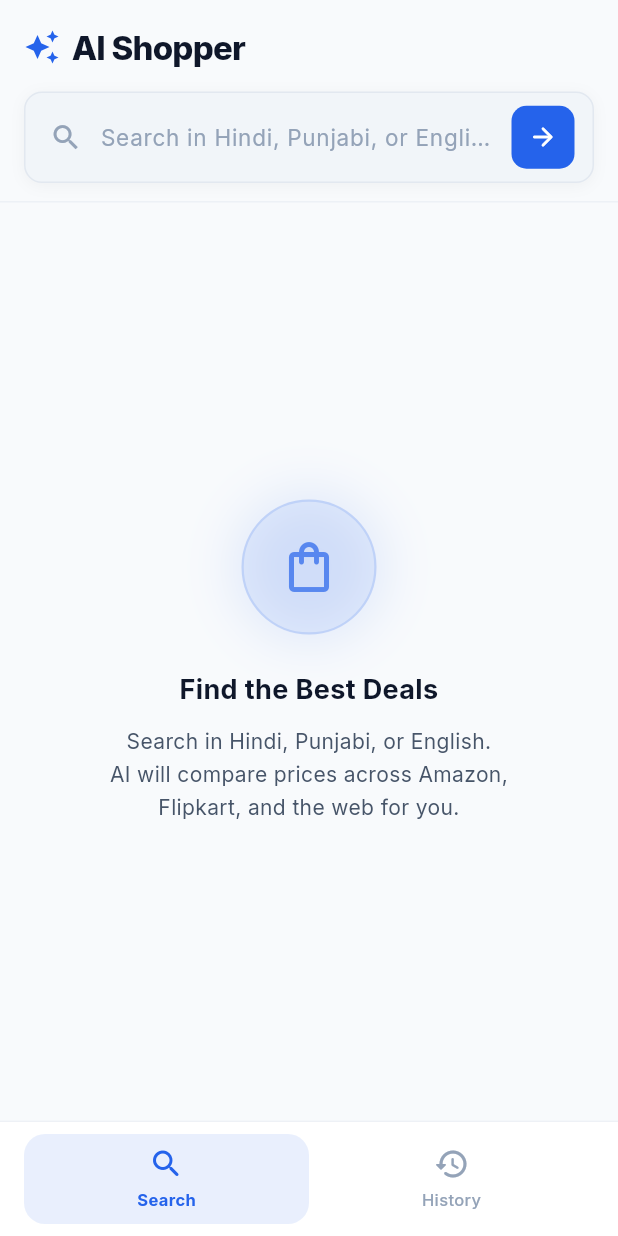
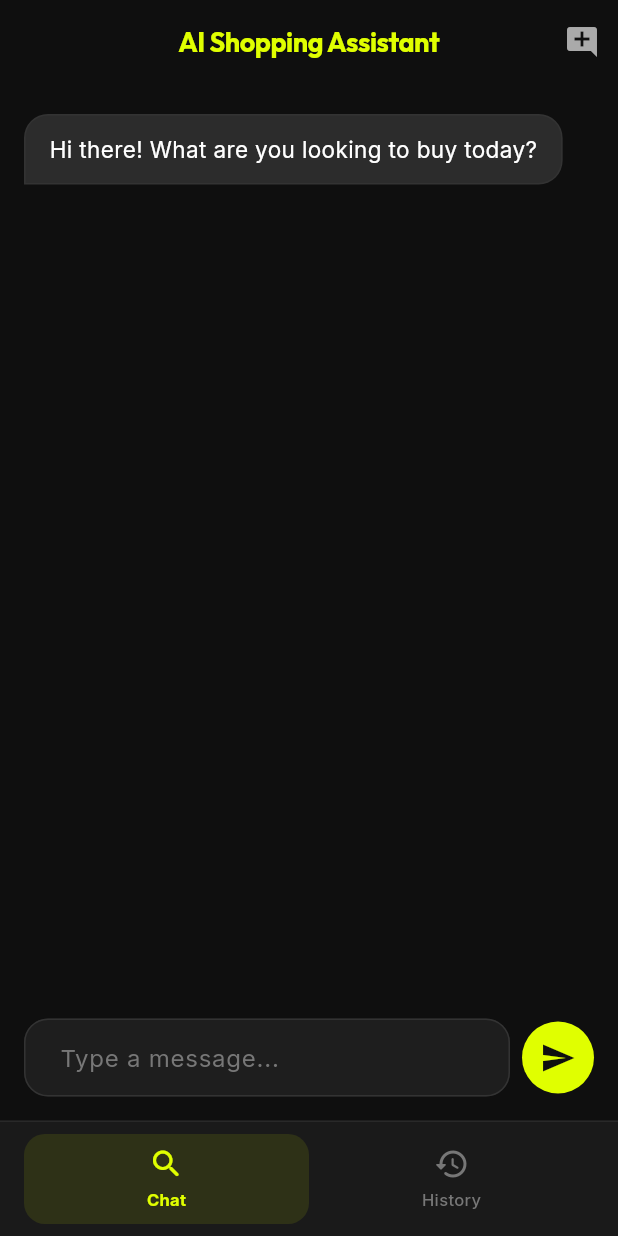
Before and after one commit to HarsimarSingh23/personal_ai_agent_for_shopping, a Flutter app: the screen it shows after launch, on a phone screen of 412 x 824 dp. Run offline on Flutter 3.47's test engine with Material 3 defaults, Android fonts, the phone set to English and light mode, and no system bars; drawn by our look-alikes of flutter_animate; our stand-ins replace cached_network_image, google_fonts, shimmer; network calls fail.

Commit message:
Add conversational chat agent, guardrails and UI screens
Introduce a conversational onboarding chat flow and client UI updates. Server: add chat_agent (LLM wrapper with retry + JSON output rules), guardrails.mask_credit_card to mask CC numbers, and /api/chat endpoint + ChatRequest/ChatMessage models. Client (Flutter): replace home with AgentChatScreen, add AgentChatScreen, SearchResultsScreen, CheckoutSuccessScreen, 1-click buy flow, history session-loading, and updated RecommendationCard behavior. ApiService: add chat() and getSession() HTTP methods. Also switch app theme to dark mode and refine UI styles. These changes wire conversational input to search/navigation and add basic PII protection.

```diff
--- a/shopping_agent_app/lib/main.dart
+++ b/shopping_agent_app/lib/main.dart
@@ -3,7 +3,7 @@ import 'package:flutter/material.dart';
 import 'package:flutter/services.dart';
 import 'package:google_fonts/google_fonts.dart';
 import 'theme/app_theme.dart';
-import 'screens/home_screen.dart';
+import 'screens/agent_chat_screen.dart';
 import 'screens/history_screen.dart';
 
 void main() {
@@ -65,7 +65,7 @@ class _RootNavigatorState extends State<_RootNavigator>
       body: IndexedStack(
         index: _currentIndex,
         children: [
-          const HomeScreen(key: ValueKey('home')),
+          const AgentChatScreen(key: ValueKey('home')),
           HistoryScreen(key: _historyKey),
         ],
       ),
@@ -99,7 +99,7 @@ class _BottomNav extends StatelessWidget {
               _NavItem(
                 icon: Icons.search_rounded,
                 activeIcon: Icons.search_rounded,
-                label: 'Search',
+                label: 'Chat',
                 isActive: currentIndex == 0,
                 onTap: () => onTap(0),
               ),
--- /dev/null
+++ b/shopping_agent_app/lib/screens/agent_chat_screen.dart
@@ -0,0 +1,243 @@
+import 'package:flutter/material.dart';
+import '../services/api_service.dart';
+import '../models/search_response.dart';
+import '../theme/app_theme.dart';
+import 'search_results_screen.dart';
+import 'package:google_fonts/google_fonts.dart';
+
+class AgentChatScreen extends StatefulWidget {
+  const AgentChatScreen({Key? key}) : super(key: key);
+
+  @override
+  _AgentChatScreenState createState() => _AgentChatScreenState();
+}
+
+class _AgentChatScreenState extends State<AgentChatScreen> {
+  final List<Map<String, String>> _messages = [
+    {
+      "role": "agent",
+      "content": "Hi there! What are you looking to buy today?"
+    }
+  ];
+  final TextEditingController _textController = TextEditingController();
+  final ScrollController _scrollController = ScrollController();
+  bool _isTyping = false;
+  bool _isSearching = false;
+  SearchResponse? _lastResults;
+
+  void _scrollToBottom() {
+    WidgetsBinding.instance.addPostFrameCallback((_) {
+      if (_scrollController.hasClients) {
+        _scrollController.animateTo(
+          _scrollController.position.maxScrollExtent,
+          duration: const Duration(milliseconds: 300),
+          curve: Curves.easeOut,
+        );
+      }
+    });
+  }
+
+  void _sendMessage() async {
+    if (_textController.text.trim().isEmpty) return;
+    final userMessage = _textController.text.trim();
+    _textController.clear();
+
+    setState(() {
+      _messages.add({"role": "user", "content": userMessage});
+      _isTyping = true;
+    });
+    _scrollToBottom();
+
+    try {
+      final response = await ApiService.instance.chat(_messages);
+      if (!mounted) return;
+
+      setState(() {
+        _isTyping = false;
+        _messages.add({"role": "agent", "content": response['message']});
+      });
+      _scrollToBottom();
+
+      if (response['is_ready_to_search'] == true) {
+        _performSearch(response['search_query']);
+      }
+    } catch (e) {
+      if (!mounted) return;
+      setState(() {
+        _isTyping = false;
+        _messages.add({"role": "agent", "content": "Oops, something went wrong. Try again!"});
+      });
+      _scrollToBottom();
+    }
+  }
+
+  void _performSearch(String query) async {
+    setState(() {
+      _isSearching = true;
+    });
+
+    try {
+      final results = await ApiService.instance.search(query);
+      if (!mounted) return;
+      setState(() {
+        _isSearching = false;
+        _lastResults = results;
+      });
+      if (mounted) {
+        Navigator.push(
+          context,
+          MaterialPageRoute(
+            builder: (context) => SearchResultsScreen(
+              response: results,
+            ),
+          ),
+        );
+      }
+    } catch (e) {
+      if (!mounted) return;
+      setState(() {
+        _isSearching = false;
+        _messages.add({"role": "agent", "content": "Couldn't find anything for that... Let's try something else!"});
+      });
+      _scrollToBottom();
+    }
+  }
+
+  @override
+  void dispose() {
+    _scrollController.dispose();
+    _textController.dispose();
+    super.dispose();
+  }
+
+  @override
+  Widget build(BuildContext context) {
+    return Scaffold(
+      appBar: AppBar(
+        title: Text('AI Shopping Assistant', style: GoogleFonts.outfit(fontWeight: FontWeight.bold, color: AppTheme.primary, fontSize: 18)),
+        centerTitle: true,
+        actions: [
+          if (_lastResults != null)
+            IconButton(
+              icon: const Icon(Icons.list_alt, color: AppTheme.primary),
+              tooltip: 'View Results',
+              onPressed: () {
+                Navigator.push(
+                  context,
+                  MaterialPageRoute(
+                    builder: (context) => SearchResultsScreen(response: _lastResults!),
+                  ),
+                );
+              },
+            ),
+          IconButton(
+            icon: const Icon(Icons.add_comment, color: AppTheme.textSecondary),
+            tooltip: 'New Chat',
+            onPressed: () {
+              setState(() {
+                _messages.clear();
+                _messages.add({
+                  "role": "agent",
+                  "content": "Hi there! What are you looking to buy today?"
+                });
+                _lastResults = null;
+              });
+            },
+          ),
+        ],
+      ),
+      body: Column(
+        children: [
+          Expanded(
+            child: ListView.builder(
+              controller: _scrollController,
+              padding: const EdgeInsets.all(16.0),
+              itemCount: _messages.length,
+              itemBuilder: (context, index) {
+                final msg = _messages[index];
+                final isUser = msg["role"] == "user";
+                return Align(
+                  alignment: isUser ? Alignment.centerRight : Alignment.centerLeft,
+                  child: Container(
+                    margin: const EdgeInsets.symmetric(vertical: 4.0),
+                    padding: const EdgeInsets.symmetric(horizontal: 16.0, vertical: 12.0),
+                    decoration: BoxDecoration(
+                      color: isUser ? AppTheme.primary.withOpacity(0.2) : AppTheme.surfaceElevated,
+                      borderRadius: BorderRadius.only(
+                        topLeft: const Radius.circular(16),
+                        topRight: const Radius.circular(16),
+                        bottomLeft: isUser ? const Radius.circular(16) : const Radius.circular(0),
+                        bottomRight: isUser ? const Radius.circular(0) : const Radius.circular(16),
+                      ),
+                      border: Border.all(color: isUser ? AppTheme.primary.withOpacity(0.5) : AppTheme.border),
+                    ),
+                    child: Text(
+                      msg["content"]!,
+                      style: GoogleFonts.inter(
+                        color: AppTheme.textPrimary,
+                        fontSize: 15,
+                      ),
+                    ),
+                  ),
+                );
+              },
+            ),
+          ),
+          if (_isTyping)
+            Padding(
+              padding: const EdgeInsets.all(8.0),
+              child: Text("AI Assistant is typing...", style: GoogleFonts.inter(color: AppTheme.textMuted, fontStyle: FontStyle.italic)),
+            ),
+          if (_isSearching)
+            Padding(
+              padding: const EdgeInsets.all(16.0),
+              child: Column(
+                children: [
+                  const CircularProgressIndicator(color: AppTheme.primary),
+                  const SizedBox(height: 8),
+                  Text("Finding the best options...", style: GoogleFonts.inter(color: AppTheme.textSecondary)),
+                ],
+              ),
+            ),
+          Padding(
+            padding: const EdgeInsets.all(16.0),
+            child: Row(
+              children: [
+                Expanded(
+                  child: TextField(
+                    controller: _textController,
+                    enabled: !_isTyping && !_isSearching,
+                    style: GoogleFonts.inter(color: AppTheme.textPrimary),
+                    decoration: InputDecoration(
+                      hintText: "Type a message...",
+                      hintStyle: const TextStyle(color: AppTheme.textMuted),
+                      filled: true,
+                      fillColor: AppTheme.surfaceCard,
+                      border: OutlineInputBorder(
+                        borderRadius: BorderRadius.circular(30),
+                        borderSide: BorderSide.none,
+                      ),
+                      contentPadding: const EdgeInsets.symmetric(horizontal: 20, vertical: 14),
+                    ),
+                    onSubmitted: (_) => _sendMessage(),
+                  ),
+                ),
+                const SizedBox(width: 8),
+                Container(
+                  decoration: const BoxDecoration(
+                    color: AppTheme.primary,
+                    shape: BoxShape.circle,
+                  ),
+                  child: IconButton(
+                    icon: const Icon(Icons.send, color: AppTheme.background),
+                    onPressed: (_isTyping || _isSearching) ? null : _sendMessage,
+                  ),
+                ),
+              ],
+            ),
+          ),
+        ],
+      ),
+    );
+  }
+}
--- a/shopping_agent_app/lib/theme/app_theme.dart
+++ b/shopping_agent_app/lib/theme/app_theme.dart
@@ -5,25 +5,25 @@ class AppTheme {
   AppTheme._();
 
   // ── Palette ──────────────────────────────────────────────────────────────
-  static const Color background    = Color(0xFFF8FAFC);
-  static const Color surface       = Color(0xFFFFFFFF);
-  static const Color surfaceCard   = Color(0xFFFFFFFF);
-  static const Color surfaceElevated = Color(0xFFF1F5F9);
-  static const Color border        = Color(0xFFE2E8F0);
-  static const Color borderBright  = Color(0xFFCBD5E1);
+  static const Color background    = Color(0xFF0F0F0F); // Sleek pure dark
+  static const Color surface       = Color(0xFF1A1A1A);
+  static const Color surfaceCard   = Color(0xFF1E1E1E);
+  static const Color surfaceElevated = Color(0xFF2C2C2C);
+  static const Color border        = Color(0xFF333333);
+  static const Color borderBright  = Color(0xFF4D4D4D);
 
-  static const Color primary       = Color(0xFF2563EB); // Blue 600
-  static const Color primaryDark   = Color(0xFF1D4ED8); // Blue 700
-  static const Color accent        = Color(0xFF7C3AED); // Violet 600
-  static const Color accentLight   = Color(0xFF8B5CF6); // Violet 500
+  static const Color primary       = Color(0xFFE0FF00); // Neon yellow/green fashion accent
+  static const Color primaryDark   = Color(0xFFB8D900);
+  static const Color accent        = Color(0xFFFF007F); // Hot pink accent
+  static const Color accentLight   = Color(0xFFFF4D99);
 
   static const Color gold          = Color(0xFFF59E0B);
   static const Color success       = Color(0xFF10B981);
-  static const Color error         = Color(0xFFEF4444);
+  static const Color error         = Color(0xFFFF3333);
 
-  static const Color textPrimary   = Color(0xFF0F172A); // Slate 900
-  static const Color textSecondary = Color(0xFF475569); // Slate 600
-  static const Color textMuted     = Color(0xFF94A3B8); // Slate 400
+  static const Color textPrimary   = Color(0xFFFFFFFF); // White text
+  static const Color textSecondary = Color(0xFFAAAAAA); // Light gray
+  static const Color textMuted     = Color(0xFF777777); // Medium gray
 
   // ── Source badge colors ───────────────────────────────────────────────────
   static const Color amazonColor   = Color(0xFFFF9900);
@@ -38,13 +38,13 @@ class AppTheme {
   );
 
   static const LinearGradient recommendGradient = LinearGradient(
-    colors: [Color(0xFFEFF6FF), Color(0xFFF5F3FF)], // Blue 50 to Violet 50
+    colors: [Color(0xFF1A1A1A), Color(0xFF252525)],
     begin: Alignment.topLeft,
     end: Alignment.bottomRight,
   );
 
   static const LinearGradient backgroundGradient = LinearGradient(
-    colors: [Color(0xFFF8FAFC), Color(0xFFFFFFFF), Color(0xFFF8FAFC)],
+    colors: [Color(0xFF0F0F0F), Color(0xFF151515), Color(0xFF0F0F0F)],
     begin: Alignment.topCenter,
     end: Alignment.bottomCenter,
   );
@@ -68,10 +68,10 @@ class AppTheme {
 
   // ── ThemeData ─────────────────────────────────────────────────────────────
   static ThemeData get light {
-    final base = ThemeData.light(useMaterial3: true);
+    final base = ThemeData.dark(useMaterial3: true);
     return base.copyWith(
       scaffoldBackgroundColor: background,
-      colorScheme: const ColorScheme.light(
+      colorScheme: const ColorScheme.dark(
         primary: primary,
         secondary: accent,
         surface: surface,
```
Also changed, not shown: shopping_agent_app/lib/screens/checkout_success_screen.dart (added, +146 -0 lines), shopping_agent_app/lib/screens/history_screen.dart (+19 -7 lines), shopping_agent_app/lib/screens/product_detail_screen.dart (+15 -20 lines), shopping_agent_app/lib/screens/search_results_screen.dart (added, +128 -0 lines), shopping_agent_app/lib/services/api_service.dart (+28 -0 lines), shopping_agent_app/lib/widgets/recommendation_card.dart (+42 -3 lines), 3 other files.
